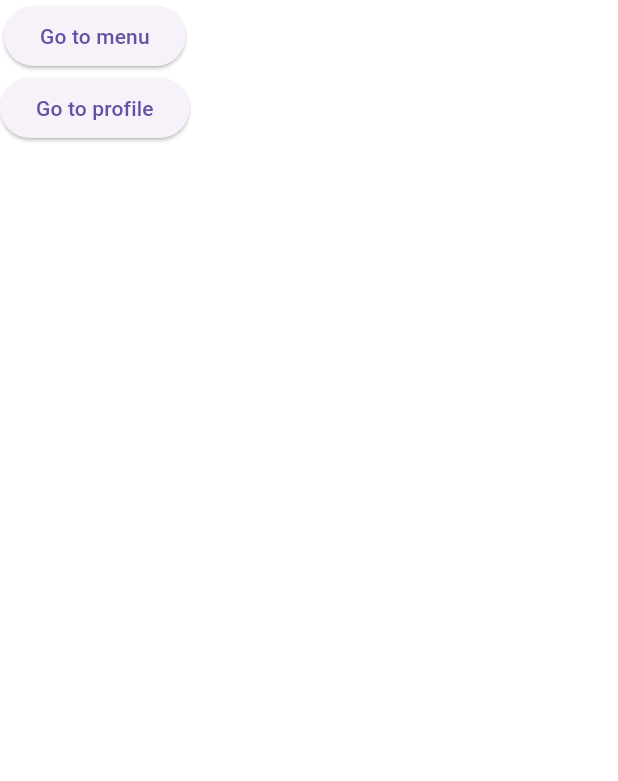
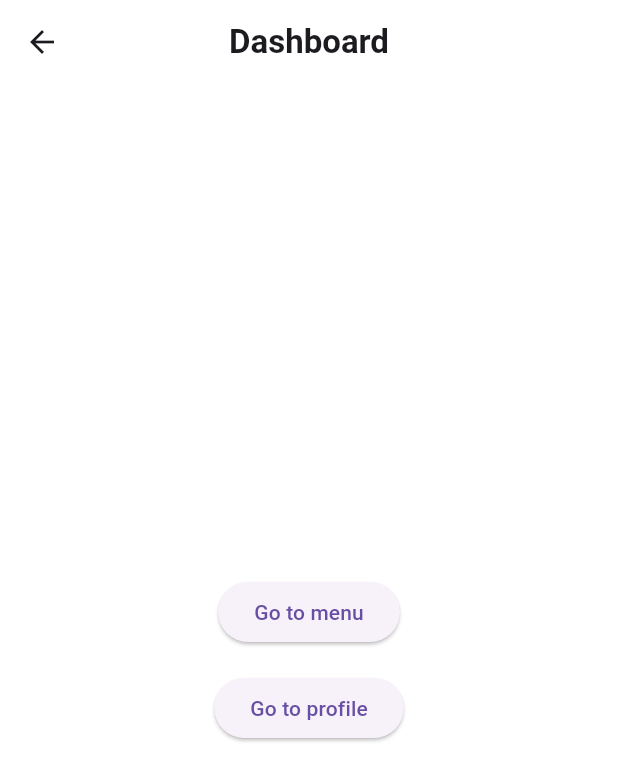
Before and after one commit to bigboss09niel/piggytechfront, a Flutter app: the Dashboard screen opened directly, on a phone screen of 412 x 824 dp. Shown: the top 781 px of the screen. Run offline on Flutter 3.47's test engine with Material 3 defaults, Android fonts, the phone set to English and light mode, and no system bars.

Commit message:
Final Commit

```diff
--- a/lib/main.dart
+++ b/lib/main.dart
@@ -5,6 +5,7 @@ import 'package:piggytechfront/pages/menu.dart';
 
 void main() => runApp(MaterialApp(
   debugShowCheckedModeBanner: false,
+  initialRoute: '/menu',
   routes: {
     '/' : (context) => Dashboard(),
     '/menu' : (context) => Menu(),
--- a/lib/pages/dashboard.dart
+++ b/lib/pages/dashboard.dart
@@ -12,9 +12,21 @@ class _DashboardState extends State<Dashboard> {
   Widget build(BuildContext context) {
     return Scaffold(
       backgroundColor: Colors.white60,
+      appBar: AppBar(
+        title: Text(
+          'Dashboard',
+          style: TextStyle(
+            fontWeight: FontWeight.bold,
+          ),
+        ),
+        backgroundColor: Colors.white,
+        centerTitle: true,
+      ),
       body: Container(
         child: SafeArea(
+          child: Center(
             child: Column(
+              mainAxisAlignment: MainAxisAlignment.center,
               children: [
                 ElevatedButton(
                   onPressed: (){
@@ -22,6 +34,7 @@ class _DashboardState extends State<Dashboard> {
                   },
                   child: Text('Go to menu'),
                 ),
+                SizedBox(height: 16.0,),
                 ElevatedButton(
                   onPressed: (){
                     Navigator.pushNamed(context, '/profile');
@@ -29,6 +42,7 @@ class _DashboardState extends State<Dashboard> {
                   child: Text('Go to profile'),
                 ),
               ],
+            ),
           )
         ),
       ),
--- /dev/null
+++ b/lib/services/product.dart
@@ -0,0 +1,6 @@
+class Product{
+  String productName;
+  double price;
+
+  Product({required this.productName, required this.price});
+}
```
Also changed, not shown: lib/pages/menu.dart (+49 -1 lines), lib/services/menuCard.dart (added, +29 -0 lines). Lines whose indentation alone changed are shown as unchanged.
